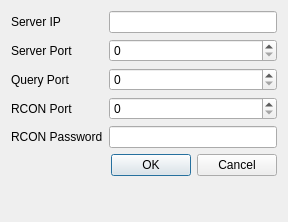
Before: the Qt Designer form src/settingsdialog.ui in Link1J/MSManager, drawn with Qt 5.
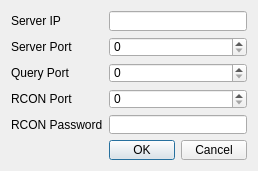
After: the same form once the commit is applied. Icons and pictures are not drawn.

The edit to the form file:
```diff
--- a/src/settingsdialog.ui
+++ b/src/settingsdialog.ui
@@ -6,26 +6,26 @@
    <rect>
     <x>0</x>
     <y>0</y>
-    <width>288</width>
-    <height>222</height>
+    <width>258</width>
+    <height>171</height>
    </rect>
   </property>
   <property name="sizePolicy">
-   <sizepolicy hsizetype="Fixed" vsizetype="Fixed">
+   <sizepolicy hsizetype="Minimum" vsizetype="Minimum">
     <horstretch>0</horstretch>
     <verstretch>0</verstretch>
    </sizepolicy>
   </property>
   <property name="minimumSize">
    <size>
-    <width>288</width>
-    <height>222</height>
+    <width>258</width>
+    <height>171</height>
    </size>
   </property>
   <property name="maximumSize">
    <size>
-    <width>291</width>
-    <height>236</height>
+    <width>258</width>
+    <height>171</height>
    </size>
   </property>
   <property name="windowTitle">
```
